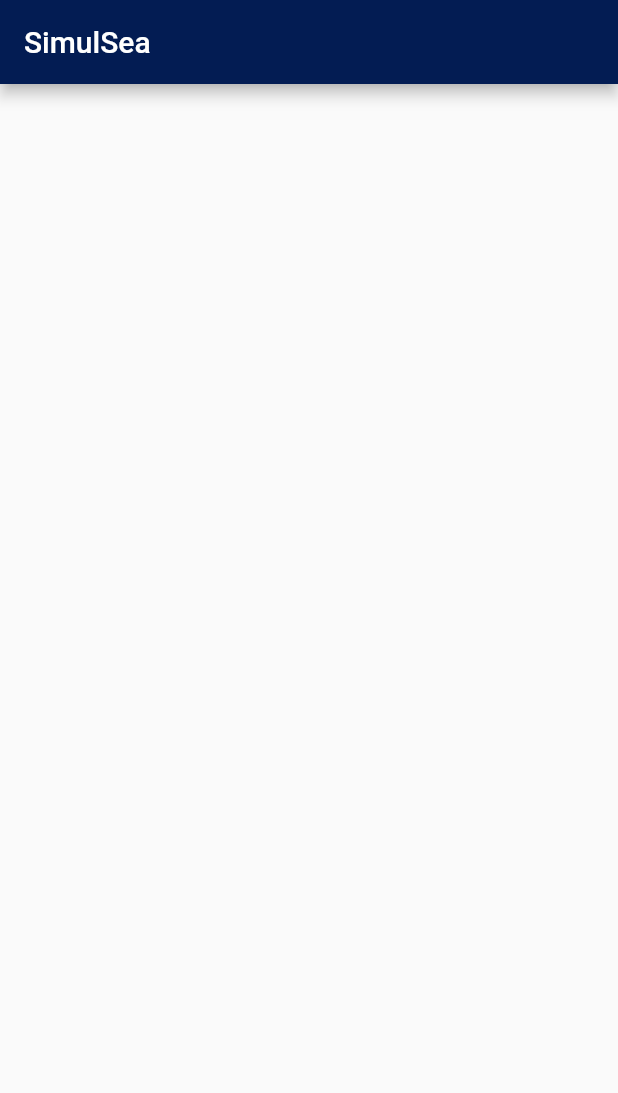
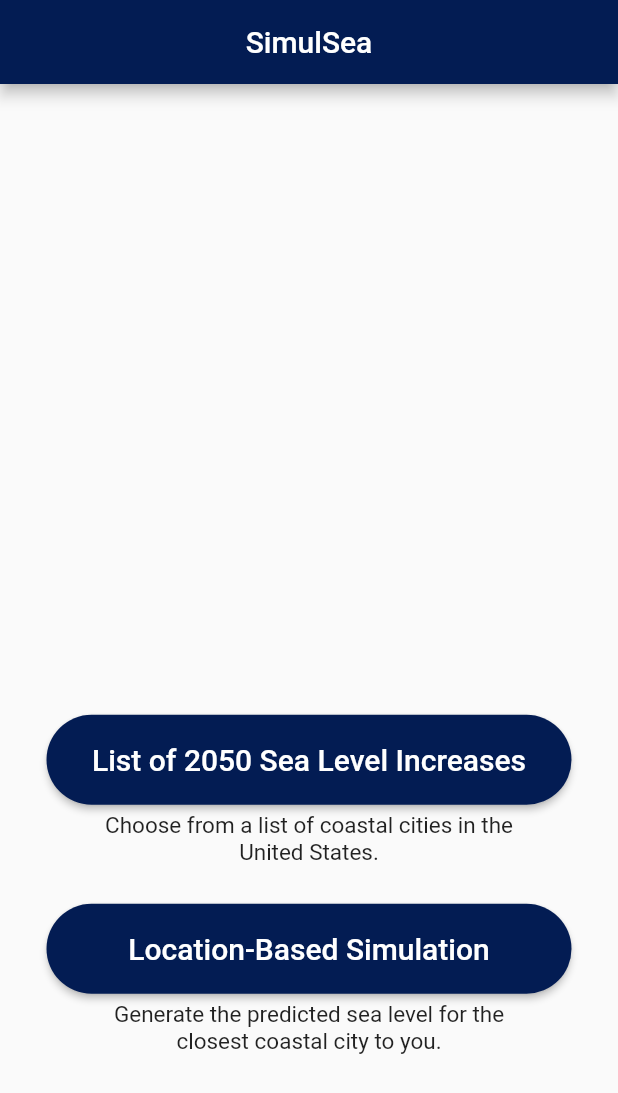
Before and after one commit to yLeah/simulsea, a Flutter app: the screen it shows after launch, on a phone screen of 412 x 824 dp. Shown: the top 1093 px of the screen. Run offline on Flutter 3.47's test engine with Material 2 defaults, Android fonts, the phone set to English and light mode, and no system bars.

Commit message:
main page buttons and text

```diff
--- a/lib/main.dart
+++ b/lib/main.dart
@@ -1,4 +1,6 @@
 import 'package:flutter/material.dart';
+import 'package:simulsea/coastal_cities_list.dart';
+import 'package:simulsea/location_based_city.dart';
 import 'package:simulsea/personalized_swatch.dart';
 
 void main() {
@@ -36,11 +38,64 @@
     return Scaffold(
       appBar: AppBar(
         title: Text(widget.title),
+        centerTitle: true,
       ),
       body: Center(
         child: Column(
           mainAxisAlignment: MainAxisAlignment.center,
-          children: <Widget>[],
+          children: <Widget>[
+            const SizedBox(width: 300, height: 300, child: Text("")),
+            SizedBox(
+              width: 350,
+              height: 60,
+              child: ElevatedButton(
+                style: ElevatedButton.styleFrom(shape: const StadiumBorder()),
+                onPressed: () => Navigator.push(
+                    context,
+                    MaterialPageRoute(
+                        builder: (context) => const CoastalCities())),
+                child: const Text(
+                  'List of 2050 Sea Level Increases',
+                  style: TextStyle(fontSize: 20),
+                ),
+              ),
+            ),
+            const Padding(
+              padding: EdgeInsets.only(left: 50.0, right: 50.0, top: 5.0),
+              child: Text(
+                'Choose from a list of coastal cities in the United States.',
+                textAlign: TextAlign.center,
+                style: TextStyle(fontSize: 15),
+              ),
+            ),
+            const SizedBox(
+                width: 0,
+                height: 25,
+                child: Padding(padding: EdgeInsets.all(20.0))),
+            SizedBox(
+              width: 350,
+              height: 60,
+              child: ElevatedButton(
+                style: ElevatedButton.styleFrom(shape: const StadiumBorder()),
+                onPressed: () => Navigator.push(
+                    context,
+                    MaterialPageRoute(
+                        builder: (context) => const LocationBased())),
+                child: const Text(
+                  'Location-Based Simulation',
+                  style: TextStyle(fontSize: 20),
+                ),
+              ),
+            ),
+            const Padding(
+              padding: EdgeInsets.only(left: 50.0, right: 50.0, top: 5.0),
+              child: Text(
+                'Generate the predicted sea level for the closest coastal city to you.',
+                textAlign: TextAlign.center,
+                style: TextStyle(fontSize: 15),
+              ),
+            ),
+          ],
         ),
       ),
     );
```
Also changed, not shown: lib/coastal_cities_list.dart (added, +19 -0 lines), lib/location_based_city.dart (added, +19 -0 lines), 1 other file.
